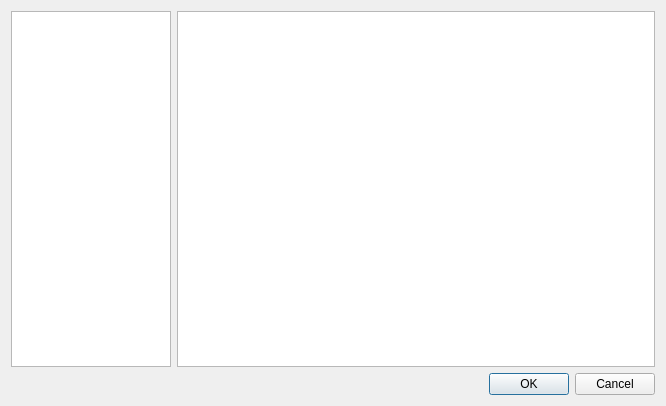
Old version of the form ui/TemplateDialog.ui in the repository kipr/kiss.
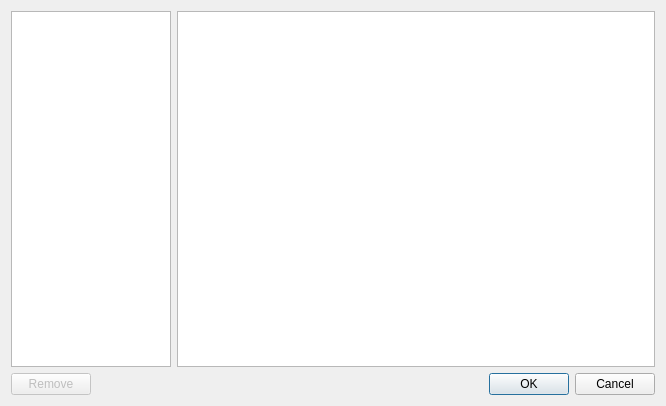
New version of the form.

The edit to the form file:
```diff
--- a/ui/TemplateDialog.ui
+++ b/ui/TemplateDialog.ui
@@ -13,7 +13,7 @@
   <property name="windowTitle">
    <string>Templates</string>
   </property>
-  <layout class="QVBoxLayout" name="verticalLayout">
+  <layout class="QVBoxLayout" name="verticalLayout" stretch="0,0">
    <item>
     <layout class="QHBoxLayout" name="horizontalLayout" stretch="1,3">
      <item>
@@ -40,6 +40,24 @@
     </layout>
    </item>
    <item>
+    <layout class="QHBoxLayout" name="horizontalLayout_2">
+     <item>
+      <widget class="QPushButton" name="ui_remove">
+       <property name="enabled">
+        <bool>false</bool>
+       </property>
+       <property name="text">
+        <string>Remove</string>
+       </property>
+       <property name="default">
+        <bool>false</bool>
+       </property>
+       <property name="flat">
+        <bool>false</bool>
+       </property>
+      </widget>
+     </item>
+     <item>
     <widget class="QDialogButtonBox" name="ui_buttons">
      <property name="orientation">
       <enum>Qt::Horizontal</enum>
@@ -48,6 +66,8 @@
       <set>QDialogButtonBox::Cancel|QDialogButtonBox::Ok</set>
      </property>
     </widget>
+     </item>
+    </layout>
    </item>
   </layout>
  </widget>
```
Lines whose indentation alone changed are shown as unchanged.
